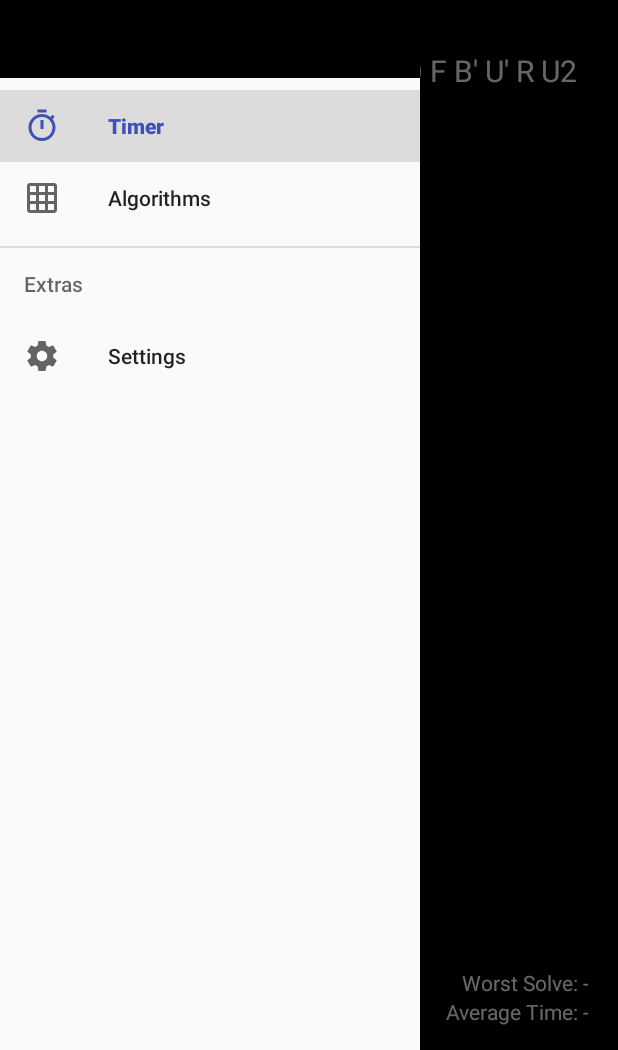
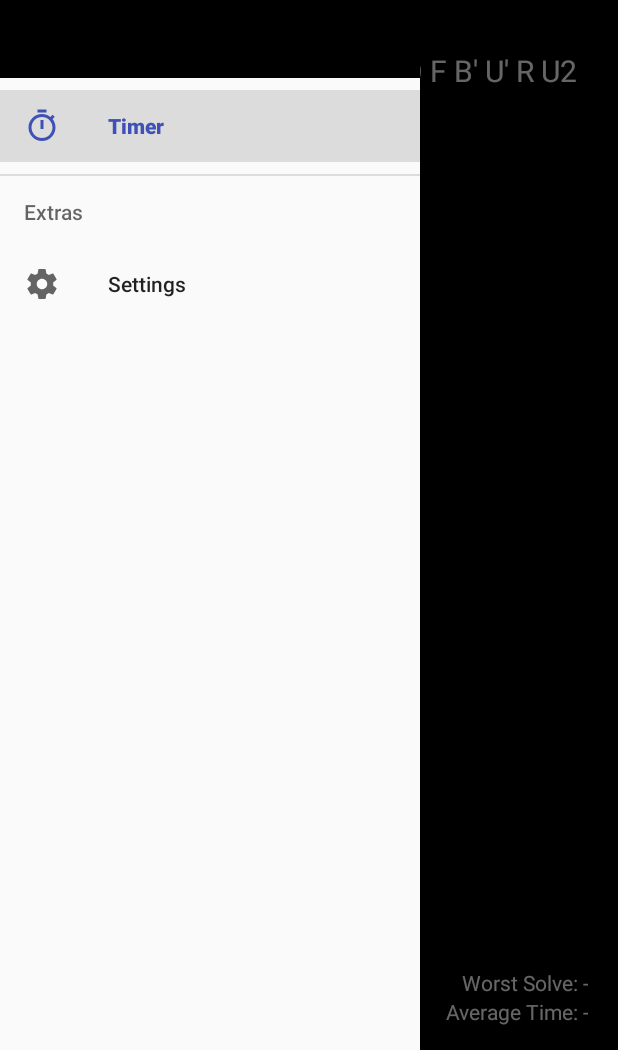
Before and after one commit to devamdarji22/CubeOn, an Android app: the screen it shows after launch (MainActivity), with the side drawer open, on a phone screen of 412 x 824 dp, the part 186-1236 px from its top. Run offline under Robolectric (Android 15) with nearby library versions, the phone set to English and light mode, and no system bars.

Commit message:
Modified Algorithms tab

```diff
--- a/app/src/main/java/com/example/bapji/cubeon/activity/MainActivity.java
+++ b/app/src/main/java/com/example/bapji/cubeon/activity/MainActivity.java
@@ -120,13 +120,13 @@ public class MainActivity extends AppCompatActivity
             fragment.beginTransaction().replace(R.id.fragment,first).commit();
 
             // Handle the camera action
-        } else if (id == R.id.nav_algorithms) {
+        } /*else if (id == R.id.nav_algorithms) {
 
             LearnFragment learnFragment = new LearnFragment();
 
             fragment.beginTransaction().replace(R.id.fragment,learnFragment).commit();
 
-        } else if (id == R.id.nav_setting) {
+        } */else if (id == R.id.nav_setting) {
 
             startActivity(new Intent(MainActivity.this,SettingActivity.class));
 
--- a/app/src/main/res/menu/activity_main_drawer.xml
+++ b/app/src/main/res/menu/activity_main_drawer.xml
@@ -9,10 +9,10 @@
             android:id="@+id/nav_timer"
             android:icon="@drawable/ic_timer"
             android:title="Timer" />
-        <item
+        <!--<item
             android:id="@+id/nav_algorithms"
             android:icon="@drawable/ic_grid"
-            android:title="Algorithms" />
+            android:title="Algorithms" />-->
 
     </group>
 
```
